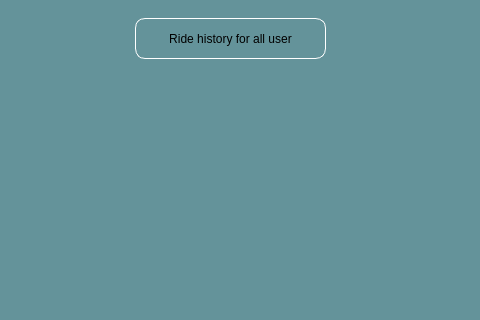
The window that omar qt/QtWidgetsApplication3.ui (Aly-Ahmed-123/SP_metro_system) describes before a commit, drawn with Qt 5; both pictures show x 145 to 625 and y 332 to 652 of the 800 by 800 pixel window.
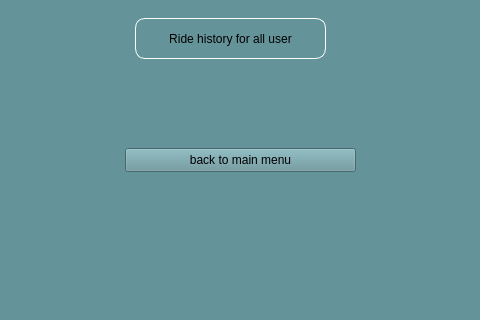
The same window after the commit. The open tabs and pages were chosen to show the change. Icons and pictures are not drawn.

What changed in the file:
```diff
--- a/omar qt/QtWidgetsApplication3.ui
+++ b/omar qt/QtWidgetsApplication3.ui
@@ -3128,6 +3128,19 @@
 </string>
       </property>
      </widget>
+     <widget class="QPushButton" name="back_user">
+      <property name="geometry">
+       <rect>
+        <x>270</x>
+        <y>510</y>
+        <width>231</width>
+        <height>24</height>
+       </rect>
+      </property>
+      <property name="text">
+       <string>back to main menu</string>
+      </property>
+     </widget>
     </widget>
     <widget class="QWidget" name="deletestation">
      <widget class="QLabel" name="label_41">
```
